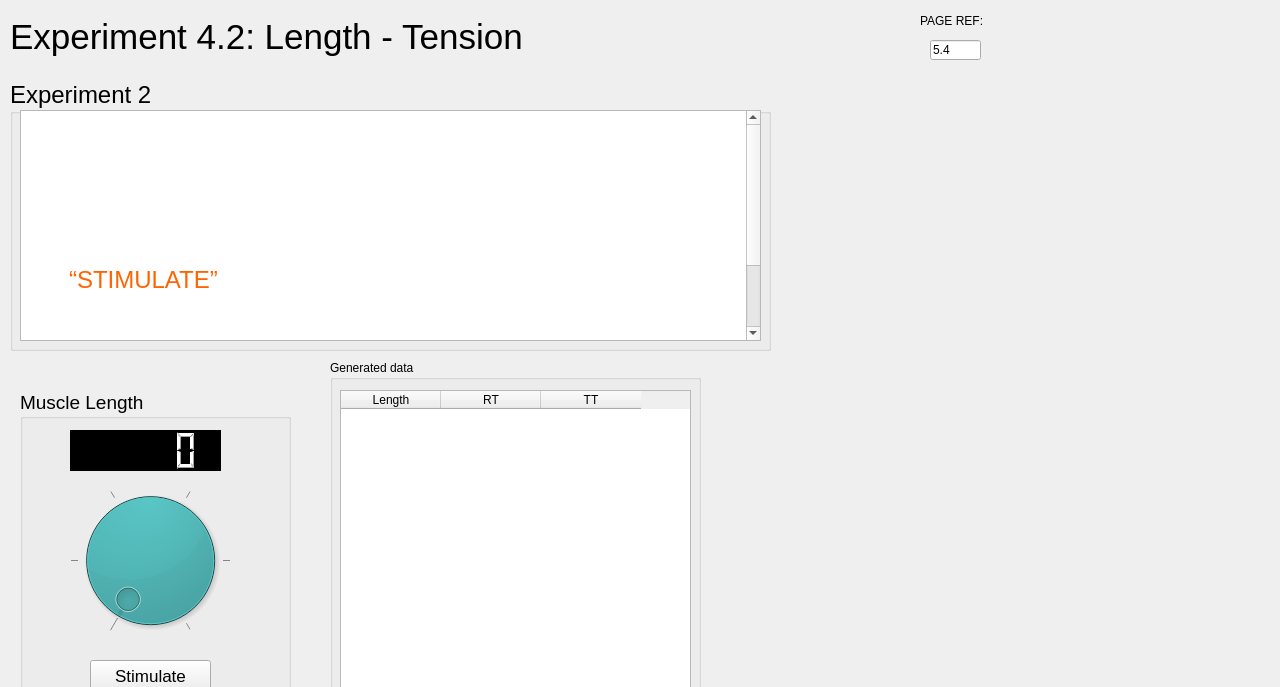
Old version of the form rsc/ui/experiment4.2_length_tension.ui in the repository KarinaKarenik/Skeletal-Muscle-Contraction-Lab.
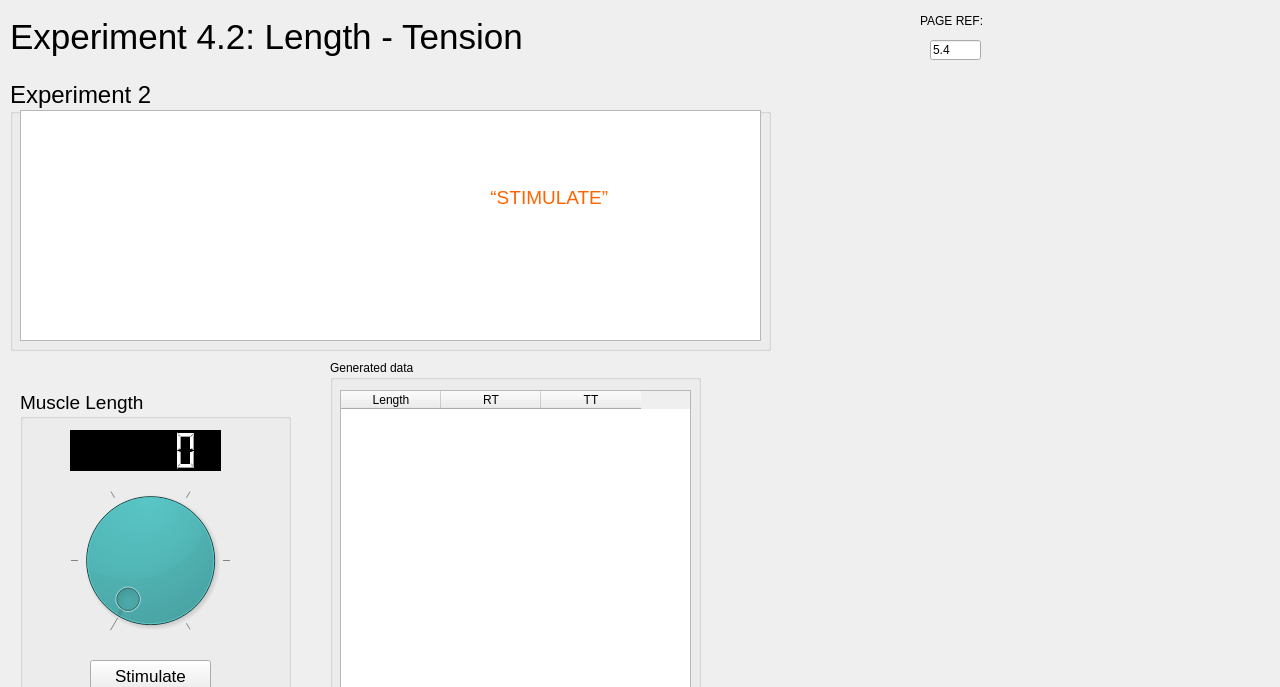
New version of the form. Icons and pictures are not drawn.

```diff
--- a/rsc/ui/experiment4.2_length_tension.ui
+++ b/rsc/ui/experiment4.2_length_tension.ui
@@ -349,9 +349,9 @@
 &lt;html&gt;&lt;head&gt;&lt;meta name=&quot;qrichtext&quot; content=&quot;1&quot; /&gt;&lt;style type=&quot;text/css&quot;&gt;
 p, li { white-space: pre-wrap; }
 &lt;/style&gt;&lt;/head&gt;&lt;body style=&quot; font-family:'.AppleSystemUIFont'; font-size:21pt; font-weight:400; font-style:normal;&quot;&gt;
-&lt;p align=&quot;justify&quot; style=&quot; margin-top:0px; margin-bottom:0px; margin-left:0px; margin-right:0px; -qt-block-indent:0; text-indent:0px;&quot;&gt;&lt;a name=&quot;docs-internal-guid-e93a8562-7fff-014e-29a3-aafb6dbbd424&quot;&gt;&lt;/a&gt;&lt;span style=&quot; font-family:'Times New Roman'; font-size:18pt; color:#ffffff; background-color:transparent;&quot;&gt;Y&lt;/span&gt;&lt;span style=&quot; font-family:'Times New Roman'; font-size:18pt; color:#ffffff; background-color:transparent;&quot;&gt;ou can set the muscle length to any value between set limits. Explore the effect of changing the length on the resting tension and the tetanic tension. &lt;/span&gt;&lt;/p&gt;
-&lt;p align=&quot;justify&quot; style=&quot; margin-top:0px; margin-bottom:0px; margin-left:0px; margin-right:0px; -qt-block-indent:0; text-indent:0px; line-height:120%;&quot;&gt;&lt;span style=&quot; font-family:'Times New Roman'; font-size:18pt; color:#ffffff; background-color:transparent;&quot;&gt;Set the muscle length by moving the arrow around the dial (the current length is also displayed in the “Muscle length” box). Clicking the &lt;/span&gt;&lt;span style=&quot; font-family:'Times New Roman'; font-size:18pt; color:#ff6400; background-color:transparent;&quot;&gt;“STIMULATE”&lt;/span&gt;&lt;span style=&quot; font-family:'Times New Roman'; font-size:18pt; color:#ffffff; background-color:transparent;&quot;&gt; button will then tetanically stimulate the nerve. The resulting resting tension and tetanic tension are displayed in the appropriate boxes.&lt;/span&gt;&lt;/p&gt;
-&lt;p align=&quot;justify&quot; style=&quot; margin-top:0px; margin-bottom:0px; margin-left:0px; margin-right:0px; -qt-block-indent:0; text-indent:0px; line-height:120%;&quot;&gt;&lt;span style=&quot; font-family:'Times New Roman'; font-size:18pt; color:#ffffff; background-color:transparent;&quot;&gt;Once you think you have taken enough reading, move on to the next page.&lt;/span&gt;&lt;/p&gt;&lt;/body&gt;&lt;/html&gt;</string>
+&lt;p align=&quot;justify&quot; style=&quot; margin-top:0px; margin-bottom:0px; margin-left:0px; margin-right:0px; -qt-block-indent:0; text-indent:0px;&quot;&gt;&lt;a name=&quot;docs-internal-guid-e93a8562-7fff-014e-29a3-aafb6dbbd424&quot;&gt;&lt;/a&gt;&lt;span style=&quot; font-family:'Times New Roman'; font-size:14pt; color:#ffffff; background-color:transparent;&quot;&gt;Y&lt;/span&gt;&lt;span style=&quot; font-family:'Times New Roman'; font-size:14pt; color:#ffffff; background-color:transparent;&quot;&gt;ou can set the muscle length to any value between set limits. Explore the effect of changing the length on the resting tension and the tetanic tension. &lt;/span&gt;&lt;/p&gt;
+&lt;p align=&quot;justify&quot; style=&quot; margin-top:0px; margin-bottom:0px; margin-left:0px; margin-right:0px; -qt-block-indent:0; text-indent:0px; line-height:120%;&quot;&gt;&lt;span style=&quot; font-family:'Times New Roman'; font-size:14pt; color:#ffffff; background-color:transparent;&quot;&gt;Set the muscle length by moving the arrow around the dial (the current length is also displayed in the “Muscle length” box). Clicking the &lt;/span&gt;&lt;span style=&quot; font-family:'Times New Roman'; font-size:14pt; color:#ff6400; background-color:transparent;&quot;&gt;“STIMULATE”&lt;/span&gt;&lt;span style=&quot; font-family:'Times New Roman'; font-size:14pt; color:#ffffff; background-color:transparent;&quot;&gt; button will then tetanically stimulate the nerve. The resulting resting tension and tetanic tension are displayed in the appropriate boxes.&lt;/span&gt;&lt;/p&gt;
+&lt;p align=&quot;justify&quot; style=&quot; margin-top:0px; margin-bottom:0px; margin-left:0px; margin-right:0px; -qt-block-indent:0; text-indent:0px; line-height:120%;&quot;&gt;&lt;span style=&quot; font-family:'Times New Roman'; font-size:14pt; color:#ffffff; background-color:transparent;&quot;&gt;Once you think you have taken enough reading, move on to the next page.&lt;/span&gt;&lt;/p&gt;&lt;/body&gt;&lt;/html&gt;</string>
      </property>
     </widget>
    </widget>
```
